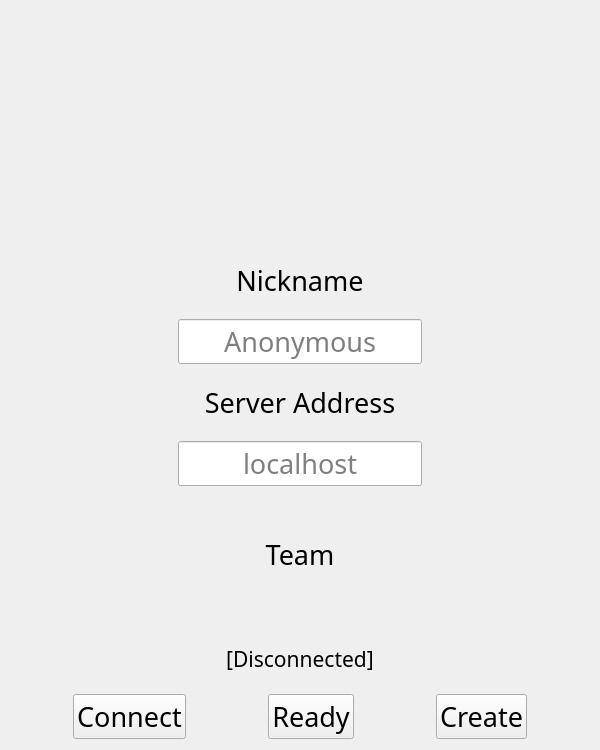
Before: the Qt Designer form src/startWindow/startWindow.ui in Generals-OI/Generals.OI, drawn with Qt 5.
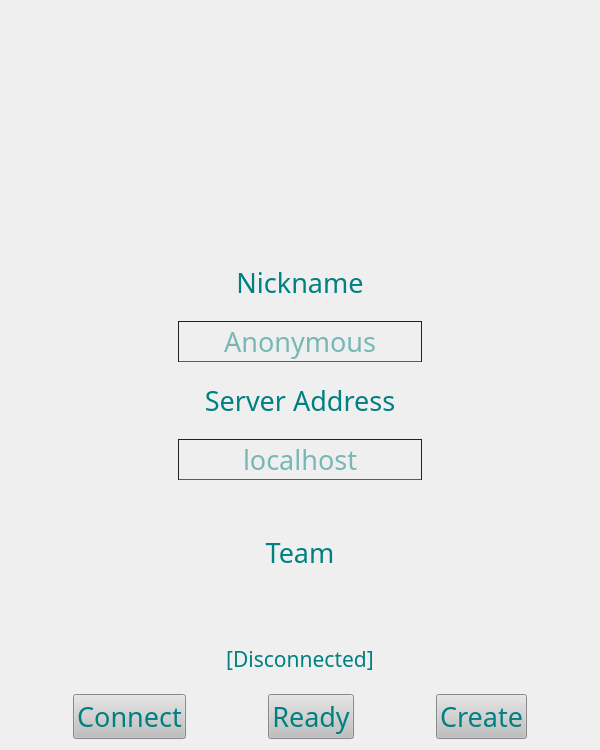
After: the same form once the commit is applied. Icons and pictures are not drawn.

Diff of the .ui file:
```diff
--- a/src/startWindow/startWindow.ui
+++ b/src/startWindow/startWindow.ui
@@ -27,7 +27,33 @@
    <string>MainWindow</string>
   </property>
   <property name="styleSheet">
-   <string notr="true"/>
+   <string notr="true">QLineEdit {
+	background-color: transparent;
+	color: rgb(0, 128, 128);
+	border: 1px solid rgb(34, 34, 34);
+	border-bottom-color: rgb(0, 128, 128);
+	border-bottom-width: 1px;
+	qproperty-clearButtonEnabled: false;
+}
+
+QLabel {
+	background-color: transparent;
+	color: rgb(0, 128, 128);
+}
+
+QPushButton {
+	background-color: rgb(191, 191, 191);
+	color: rgb(0, 128, 128);
+	text-align: center;
+}
+
+QPushButton:hover {
+    background-color: rgb(223, 223, 223);
+}
+
+QPushButton:pressed {
+    background-color: rgb(159, 159, 159);
+}</string>
   </property>
   <layout class="QVBoxLayout" name="verticalLayout_2">
    <item>
@@ -199,6 +225,9 @@
            <stylestrategy>PreferAntialias</stylestrategy>
           </font>
          </property>
+         <property name="styleSheet">
+          <string notr="true"/>
+         </property>
          <property name="maxLength">
           <number>16</number>
          </property>
```
